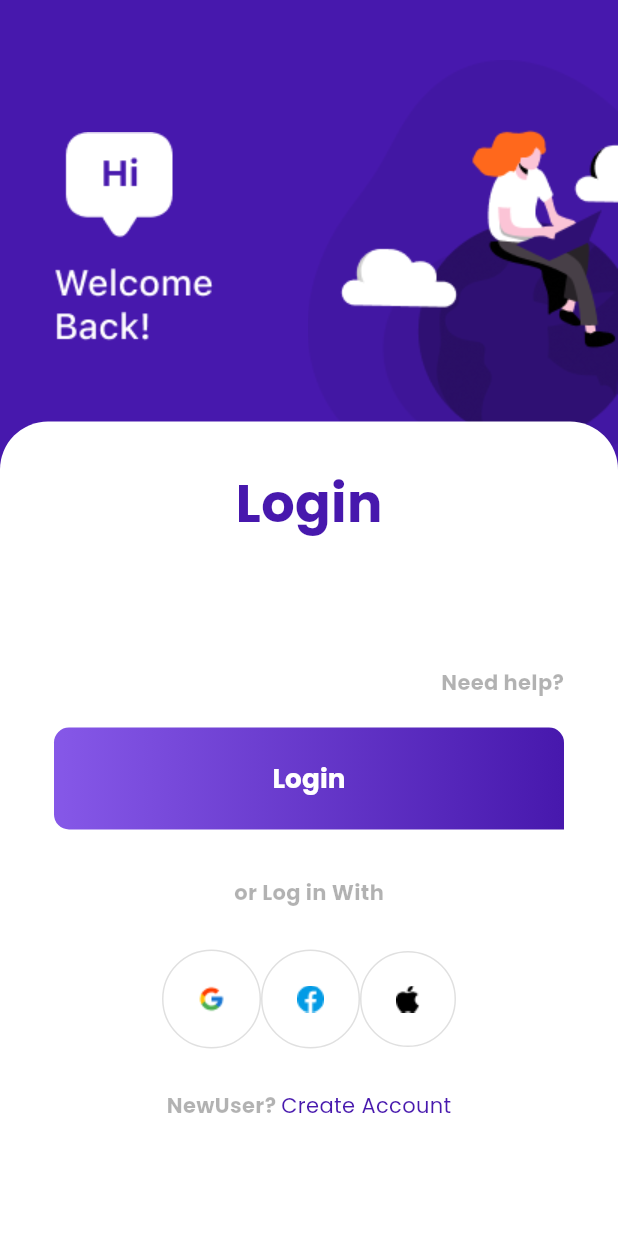
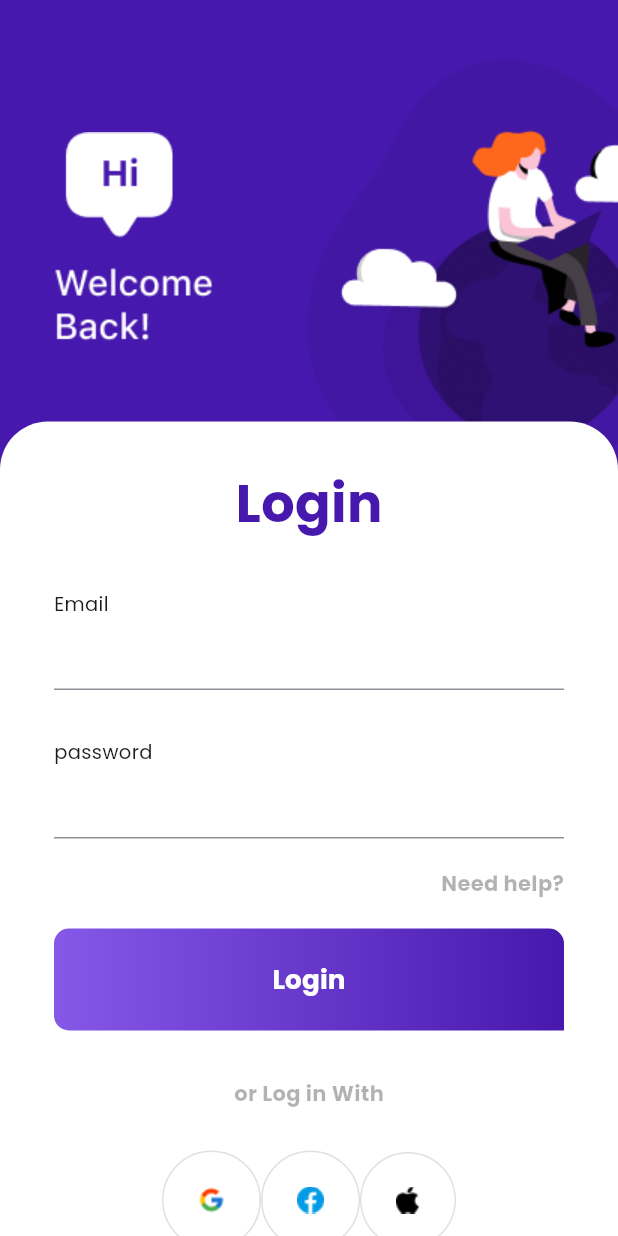
Before and after one commit to MahmoudElgaml/e-comarca, a Flutter app: the screen it shows after launch, item 4 of the bottom bar chosen, after a tap on "Login", on a phone screen of 412 x 824 dp. Run offline on Flutter 3.47's test engine with Material 3 defaults, Android fonts, the phone set to English and light mode, and no system bars; our stand-ins replace animated_text_kit, bloc, bot_toast, cached_network_image, dartz, device_preview and 16 more; missing offline and left inert: dart:ffi; accounts and stored records are empty; generated files the repository leaves out were written again; network calls fail.

Commit message:
auth feature: make controller to text filed and send data on login drawer

```diff
--- a/lib/features/auth/presentation/pages/login_screen.dart
+++ b/lib/features/auth/presentation/pages/login_screen.dart
@@ -26,17 +26,17 @@ class LoginScreen extends StatelessWidget {
               mainAxisAlignment: MainAxisAlignment.spaceBetween,
               children: [
                 Padding(
-                  padding: EdgeInsets.only(top: 88, left: 36),
+                  padding: const EdgeInsets.only(top: 88, left: 36),
                   child: Image.asset(AppImages.bubbleText),
                 ),
                 Padding(
-                  padding: EdgeInsets.only(top: 40),
+                  padding: const EdgeInsets.only(top: 40),
                   child: Image.asset(AppImages.login_logo),
                 ),
               ],
             ),
           ),
-          const LogInDrawer(),
+           LogInDrawer(),
         ],
       ),
     );
--- a/lib/features/auth/presentation/widgets/login_drawer.dart
+++ b/lib/features/auth/presentation/widgets/login_drawer.dart
@@ -14,8 +14,9 @@ import 'coatume_button.dart';
 import 'costume_text_filed.dart';
 
 class LogInDrawer extends StatelessWidget {
-  const LogInDrawer({super.key});
-
+   LogInDrawer({super.key});
+final TextEditingController email=TextEditingController();
+final TextEditingController password=TextEditingController();
   @override
   Widget build(BuildContext context) {
     return Container(
@@ -38,11 +39,11 @@ class LogInDrawer extends StatelessWidget {
                 "Login",
                 style: AppStyle.style34(context),
               ),
-              Gap(32),
-             // const CostumeTextFiled(title: "Email"),
-              Gap(32),
-             // const CostumeTextFiled(title: "password"),
-              Gap(20),
+              const Gap(32),
+               CostumeTextFiled(title: "Email",textEditingController: email,),
+              const Gap(32),
+               CostumeTextFiled(title: "password",textEditingController: password,),
+              const Gap(20),
               Align(
                 alignment: Alignment.centerRight,
                 child: Text(
@@ -54,10 +55,12 @@ class LogInDrawer extends StatelessWidget {
               CostumeButton(
                 isSign: false,
                 title: 'Login',
-                onPressed: () => AuthCubit.get(context).logIn(
-                  email: "mahmoudelgaml@gmail.com",
-                  password: "123456789",
-                ),
+                onPressed: () {
+                  AuthCubit.get(context).logIn(
+                    email: email.text,
+                    password: password.text,
+                  );
+                },
               ),
               const Gap(32),
               Text(
```
